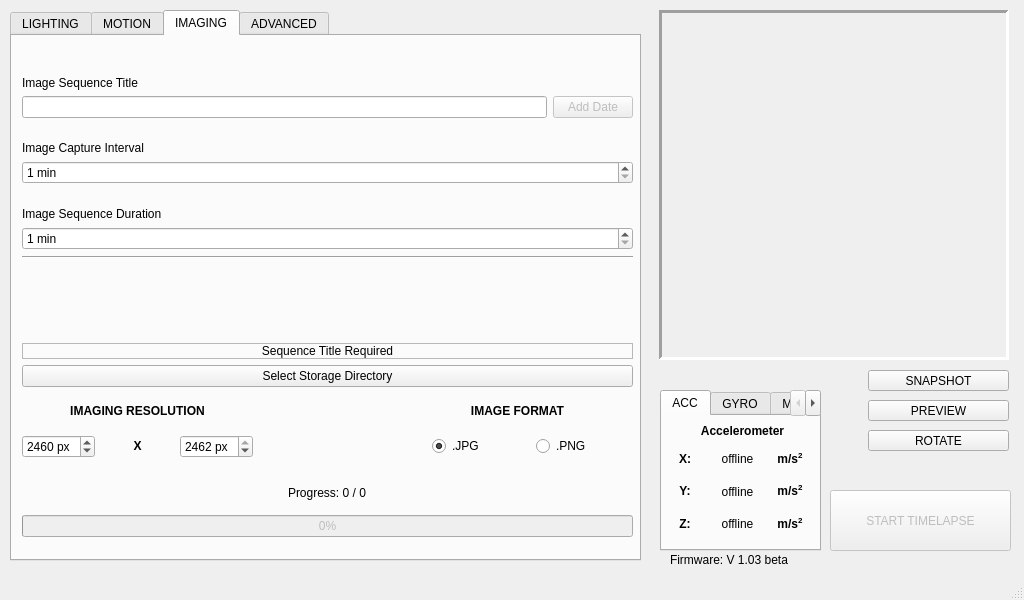
The window that _ui/Clinostat.ui (CoSE-Jerry/3D-Clinostat) describes before a commit, drawn with Qt 5.
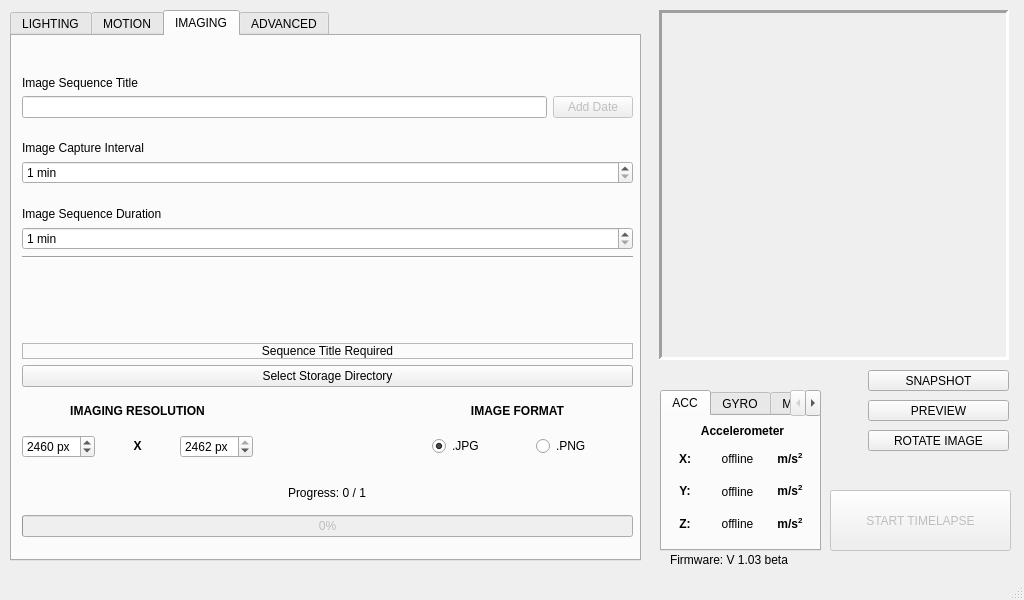
The same window after the commit. Icons and pictures are not drawn.

Patch:
```diff
--- a/_ui/Clinostat.ui
+++ b/_ui/Clinostat.ui
@@ -865,7 +865,7 @@
        <item alignment="Qt::AlignHCenter">
         <widget class="QLabel" name="Progress_Label">
          <property name="text">
-          <string>Progress: 0 / 0</string>
+          <string>Progress: 0 / 1</string>
          </property>
         </widget>
        </item>
@@ -1993,7 +1993,7 @@
      </rect>
     </property>
     <property name="text">
-     <string>ROTATE</string>
+     <string>ROTATE IMAGE</string>
     </property>
    </widget>
   </widget>
```
Left out of the diff: 2 changed lines with no effect on the pictures.
